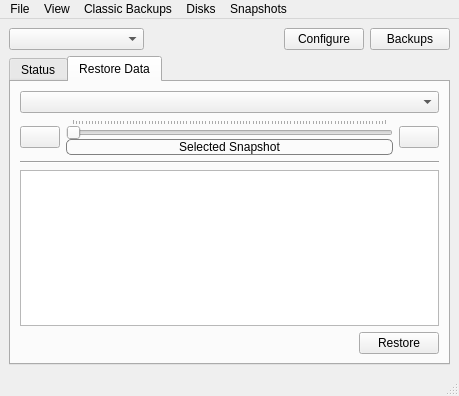
The window that lp-gui/LPMain.ui (pcbsd/pcbsd-projects) describes before a commit, drawn with Qt 5.
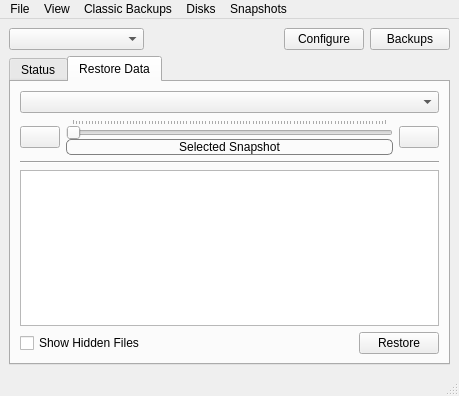
The same window after the commit. Icons and pictures are not drawn.

Commit message: Add a button to show hidden files if desired.

```diff
--- a/lp-gui/LPMain.ui
+++ b/lp-gui/LPMain.ui
@@ -318,6 +318,13 @@
         </item>
         <item>
          <layout class="QHBoxLayout" name="horizontalLayout_3">
+          <item>
+           <widget class="QCheckBox" name="check_hidden">
+            <property name="text">
+             <string>Show Hidden Files</string>
+            </property>
+           </widget>
+          </item>
           <item>
            <spacer name="horizontalSpacer_2">
             <property name="orientation">
```
The commit also changes 2 other files.
